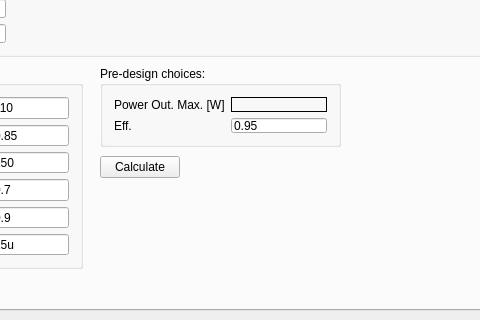
First picture: the form in FLySMPS/FLySMPS.ui, repository aemeltsev/FLySMPS, before the edit; both pictures show x 202 to 682 and y 170 to 490 of the 890 by 490 pixel window.
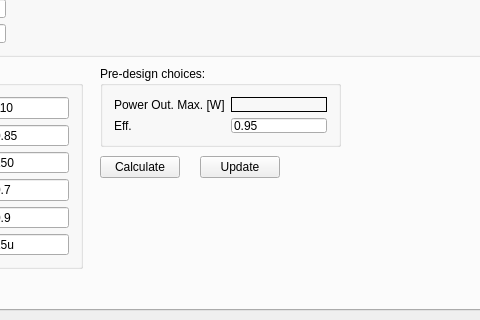
Second picture: the form after the edit. Icons and pictures are not drawn. Custom widgets are drawn as their Qt base class.

Commit message: chore: add button - update input specific data

What changed in the file:
```diff
--- a/FLySMPS/FLySMPS.ui
+++ b/FLySMPS/FLySMPS.ui
@@ -470,6 +470,19 @@
        <string>Calculate</string>
       </property>
      </widget>
+     <widget class="QPushButton" name="InpUpdatePushButton">
+      <property name="geometry">
+       <rect>
+        <x>390</x>
+        <y>300</y>
+        <width>80</width>
+        <height>22</height>
+       </rect>
+      </property>
+      <property name="text">
+       <string>Update</string>
+      </property>
+     </widget>
     </widget>
     <widget class="QWidget" name="InpDiodeBridgeAndCap">
      <attribute name="title">
```
